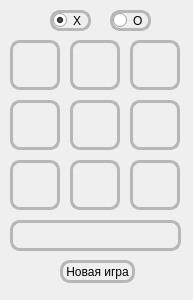
Old version of the form TicTacToe.ui in the repository Kimiroshi/Cupol.
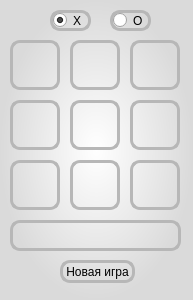
New version of the form.

The edit to the form file:
```diff
--- a/TicTacToe.ui
+++ b/TicTacToe.ui
@@ -13,6 +13,9 @@
   <property name="windowTitle">
    <string>Крестики-нолики</string>
   </property>
+  <property name="styleSheet">
+   <string notr="true">background-color: qradialgradient(spread:pad, cx:0.5, cy:0.5, radius:0.5, fx:0.5, fy:0.5, stop:0 rgba(255, 255, 255, 255), stop:1 rgba(218, 218, 218, 255));</string>
+  </property>
   <widget class="QRadioButton" name="X_RadioButton">
    <property name="geometry">
     <rect>
```
